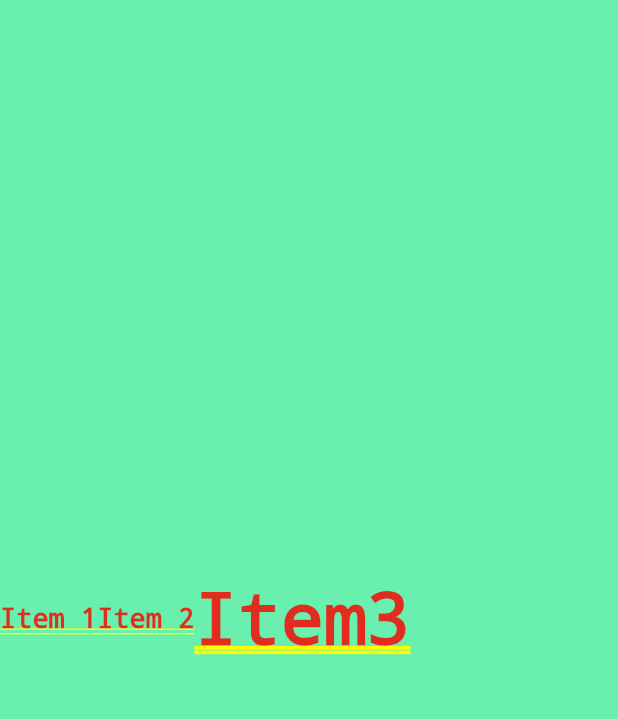
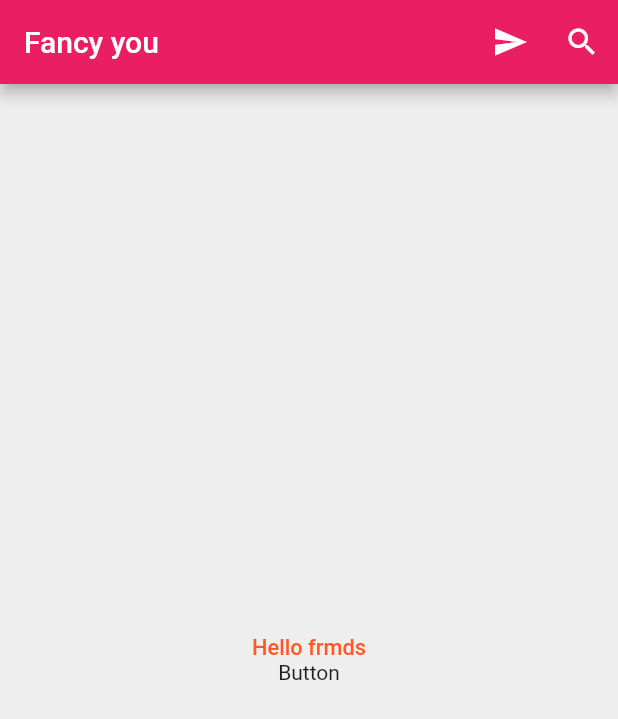
Before and after one commit to aditay0102/flutter_2023, a Flutter app: the screen it shows after launch, on a phone screen of 412 x 824 dp. Shown: the top 719 px of the screen. Run offline on Flutter 3.47's test engine with Material 2 defaults, Android fonts, the phone set to English and light mode, and no system bars.

Commit message:
learnd scaffold & inkwelll

```diff
--- a/profile_genertato0r/lib/main.dart
+++ b/profile_genertato0r/lib/main.dart
@@ -1,18 +1,9 @@
 import 'package:flutter/material.dart';
-import 'package:profile_genertato0r/pages/wl.dart';
+import 'package:profile_genertato0r/pages/hoom.dart';
 
 void main() {
-  runApp(MyApp());
+  runApp(new MaterialApp(
+    title: "Scaffold",
+    home: new Home(),
+  ));
 }
-
-class MyApp extends StatelessWidget {
-  const MyApp({super.key});
-
-  @override
-  Widget build(BuildContext context) {
-    return MaterialApp(
-      title: "My app ",
-      home: Welcm(),
-    );
-  }
-}
--- /dev/null
+++ b/profile_genertato0r/lib/pages/hoom.dart
@@ -0,0 +1,50 @@
+import 'package:flutter/material.dart';
+
+class Home extends StatelessWidget {
+  const Home({super.key});
+
+  void _onPress() {
+    print("Search Tapped!");
+  }
+
+  @override
+  Widget build(BuildContext context) {
+    return new Scaffold(
+        appBar: new AppBar(
+          backgroundColor: Colors.pink,
+          title: Text("Fancy you"),
+          actions: <Widget>[
+            new IconButton(
+              icon: new Icon(Icons.send),
+              onPressed: () => debugPrint("button tapped!"),
+            ),
+            new IconButton(
+              icon: new Icon(Icons.search),
+              onPressed: _onPress,
+            )
+          ],
+        ),
+
+        // other properties
+        backgroundColor: Colors.grey.shade200,
+        body: new Container(
+            alignment: Alignment.center,
+            child: new Column(
+              mainAxisAlignment: MainAxisAlignment.center,
+              children: <Widget>[
+                new Text(
+                  "Hello frmds",
+                  style: TextStyle(
+                    fontSize: 14.5,
+                    fontWeight: FontWeight.w500,
+                    color: Colors.deepOrange,
+                  ),
+                ),
+                new InkWell(
+                  child: new Text("Button"),
+                  onTap: () => debugPrint("Button Tapped"),
+                ),
+              ],
+            )));
+  }
+}
--- a/profile_genertato0r/lib/pages/wl.dart
+++ /dev/null
@@ -1,28 +0,0 @@
-import 'package:flutter/material.dart';
-
-class Welcm extends StatelessWidget {
-  const Welcm({super.key});
-
-  @override
-  Widget build(BuildContext context) {
-    return new Container(
-        color: Colors.greenAccent,
-        alignment: Alignment.center,
-        child:
-            Row(mainAxisAlignment: MainAxisAlignment.center, children: <Widget>[
-          new Text(
-            "Item 1",
-            textDirection: TextDirection.ltr,
-            style: TextStyle(fontSize: 18),
-          ),
-          new Text(
-            "Item 2",
-            textDirection: TextDirection.ltr,
-            style: TextStyle(fontSize: 18),
-          ),
-          const Expanded(
-            child: const Text("Item3"),
-          )
-        ]));
-  }
-}
```
Also changed, not shown: 1 other file.
